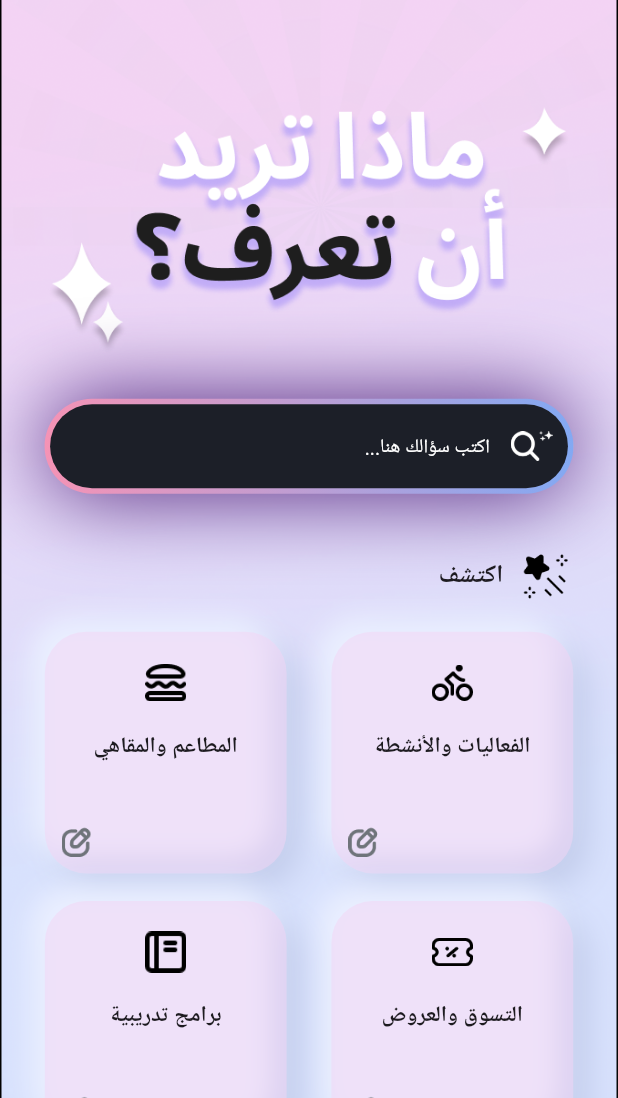
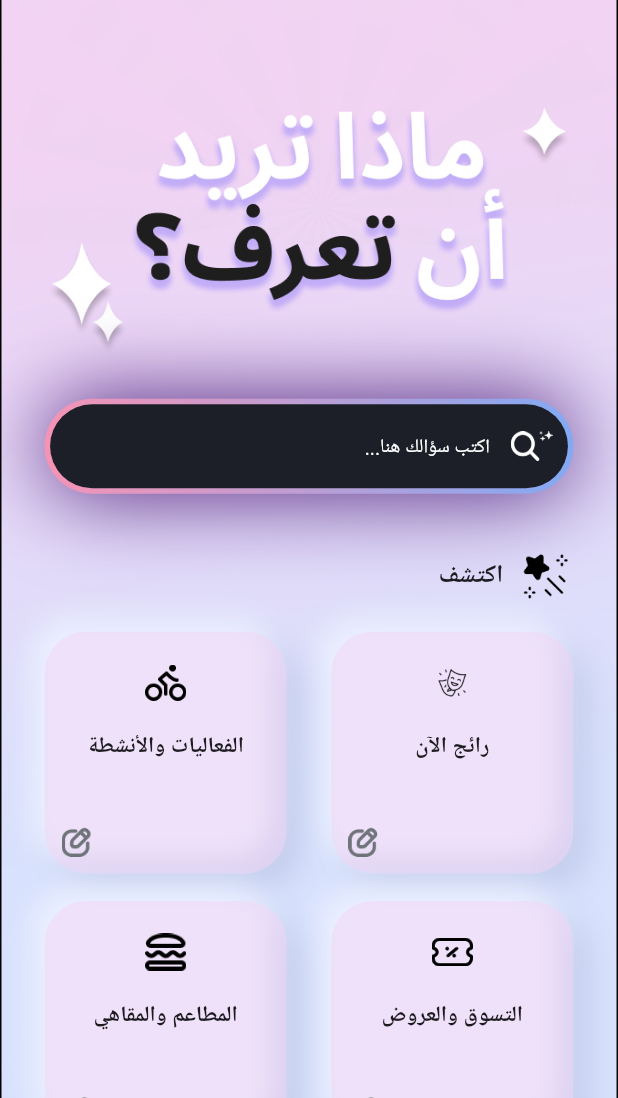
Before and after one commit to BushraHussainoffcial/m, a Flutter app: the HomeScreen screen opened directly, on a phone screen of 412 x 824 dp, the part 138-1236 px from its top. Run offline on Flutter 3.47's test engine with Material 3 defaults, Android fonts, the phone set to English and light mode, and no system bars; our stand-ins replace animate_do, animated_text_kit, cached_network_image, cloud_firestore, firebase_auth, firebase_core and 13 more; missing offline and left inert: bcrypt, mailer; accounts and stored records are empty; Roboto replaces fonts that are missing (Tajawal).

```diff
--- a/lib/core/assets_manager.dart
+++ b/lib/core/assets_manager.dart
@@ -9,10 +9,6 @@ class AssetsManager{
   static const searchIconIMG = '$_imgPath/search_icon.png';
   static const starIconIMG = '$_imgPath/star.png';
   static const editIconIMG = '$_imgPath/edit_icon.png';
-  static const eventsAndActivitiesIMG = '$_imgPath/events_and_activities.png';
-  static const restaurantsAndCafesIMG = '$_imgPath/restaurants_and_cafes.png';
-  static const shoppingAndOffersIMG = '$_imgPath/shopping_and_offers.png';
-  static const trainingProgramsIMG = '$_imgPath/training_programs.png';
   static const userAccountIMG = '$_imgPath/user_image.png';
   static const chatBotIMG = '$_imgPath/chat_bot_icon.png';
   static const drawerCloseIconIMG = '$_imgPath/drawer_close_icon.png';
@@ -32,6 +28,17 @@ class AssetsManager{
   static const waveIMG = '$_imgPath/wave.png';
   static const starIcon2IMG = '$_imgPath/star_icon.png';
 
+  static const trendingNowIcon = '$_imgPath/trending_now_icon.png';
+  static const restaurantsAndCafesIMG = '$_imgPath/restaurants_and_cafes.png';
+  static const shoppingAndOffersIMG = '$_imgPath/shopping_and_offers.png';
+  static const tourismAndTravelIcon = '$_imgPath/tourism_and_travel_icon.png';
+  static const technologyAndAppsIcon = '$_imgPath/technology_and_apps_icon.png';
+  static const eventsAndActivitiesIcon = '$_imgPath/events_and_activities_icon.png';
+  static const entrepreneurshipIcon = '$_imgPath/entrepreneurship_icon.png';
+  static const beautyAndFitnessIcon = '$_imgPath/beauty_and_fitness_icon.png';
+  static const artsAndCultureIcon = '$_imgPath/arts_and_culture_icon.png';
+  static const educationAndCareerIcon = '$_imgPath/education_and_career_icon.png';
+
   /// Lottie
   static const botLoadingJSON = '$_lottiePath/bot.json';
 }
--- a/lib/core/constants.dart
+++ b/lib/core/constants.dart
@@ -13,71 +13,26 @@ class Constants {
   static const double buttonHeight = 54;
 
   static List<HomeItemExploreModel> homeExploreItems = [
-    HomeItemExploreModel(
-        name: Strings.eventsAndActivitiesText,
-        icon: AssetsManager.eventsAndActivitiesIMG),
-    HomeItemExploreModel(
-        name: Strings.restaurantsAndCafesText,
-        icon: AssetsManager.restaurantsAndCafesIMG),
-    HomeItemExploreModel(
-        name: Strings.shoppingAndOffersText,
-        icon: AssetsManager.shoppingAndOffersIMG),
-    HomeItemExploreModel(
-        name: Strings.trainingProgramsText,
-        icon: AssetsManager.trainingProgramsIMG),
-    HomeItemExploreModel(
-        name: Strings.eventsAndActivitiesText,
-        icon: AssetsManager.eventsAndActivitiesIMG),
-    HomeItemExploreModel(
-        name: Strings.restaurantsAndCafesText,
-        icon: AssetsManager.restaurantsAndCafesIMG),
-    HomeItemExploreModel(
-        name: Strings.shoppingAndOffersText,
-        icon: AssetsManager.shoppingAndOffersIMG),
-    HomeItemExploreModel(
-        name: Strings.trainingProgramsText,
-        icon: AssetsManager.trainingProgramsIMG),
-    HomeItemExploreModel(
-        name: Strings.eventsAndActivitiesText,
-        icon: AssetsManager.eventsAndActivitiesIMG),
-    HomeItemExploreModel(
-        name: Strings.restaurantsAndCafesText,
-        icon: AssetsManager.restaurantsAndCafesIMG),
-    HomeItemExploreModel(
-        name: Strings.shoppingAndOffersText,
-        icon: AssetsManager.shoppingAndOffersIMG),
-    HomeItemExploreModel(
-        name: Strings.trainingProgramsText,
-        icon: AssetsManager.trainingProgramsIMG),
-  ];
-
-  static List<DrawerItemModel> drawerItems = [
-    DrawerItemModel(
-      icon: AssetsManager.homeIconIMG,
-      name: Strings.homePageText,
-    ),
-    DrawerItemModel(
-        icon: AssetsManager.logIconIMG,
-        name: Strings.logText,
-        route: '/recordRoute'),
-    DrawerItemModel(
-      icon: AssetsManager.clearLogIconIMG,
-      name: Strings.clearLogText,
-    ),
-    DrawerItemModel(
-      icon: AssetsManager.freeSpaceIconIMG,
-      name: Strings.freeSpaceText,
-    ),
+    HomeItemExploreModel(name: Strings.trendingNowText, icon: AssetsManager.trendingNowIcon),
+    HomeItemExploreModel(name: Strings.eventsAndActivitiesText, icon: AssetsManager.eventsAndActivitiesIcon),
+    HomeItemExploreModel(name: Strings.shoppingAndOffersText, icon: AssetsManager.shoppingAndOffersIMG),
+    HomeItemExploreModel(name: Strings.restaurantsAndCafesText, icon: AssetsManager.restaurantsAndCafesIMG),
+    HomeItemExploreModel(name: Strings.educationAndCareerText, icon: AssetsManager.educationAndCareerIcon),
+    HomeItemExploreModel(name: Strings.beautyAndFitnessText, icon: AssetsManager.beautyAndFitnessIcon),
+    HomeItemExploreModel(name: Strings.technologyAndAppsText, icon: AssetsManager.technologyAndAppsIcon),
+    HomeItemExploreModel(name: Strings.tourismAndTravelText, icon: AssetsManager.tourismAndTravelIcon),
+    HomeItemExploreModel(name: Strings.entrepreneurshipText, icon: AssetsManager.entrepreneurshipIcon),
+    HomeItemExploreModel(name: Strings.artsAndCultureText, icon: AssetsManager.artsAndCultureIcon),
   ];
 
   static List<String> popularTitlesList = [
-  'سينما فوكس',
-  'مهرجان عزيز مول',
-  'ملاهي الشلال',
-  'جدة بارك',
+    'سينما فوكس',
+    'مهرجان عزيز مول',
+    'ملاهي الشلال',
+    'جدة بارك',
   ];
 
-  static const List<String> socialMediaList=[
+  static const List<String> socialMediaList = [
     AssetsManager.xIconIMG,
     AssetsManager.googleIconIMG,
     AssetsManager.facebookIconIMG,
--- a/lib/core/strings.dart
+++ b/lib/core/strings.dart
@@ -20,10 +20,18 @@ class Strings {
   static const String enterByText = 'الدخول بواسطة';
   static const String typeYourQuestionHereText = 'اكتب سؤالك هنا...';
   static const String exploreText = 'اكتشف';
+  static const String trendingNowText = 'رائج الآن';
   static const String eventsAndActivitiesText = 'الفعاليات والأنشطة';
+  static const String shoppingAndOffersText = 'التسوق والعروض';
   static const String restaurantsAndCafesText = 'المطاعم والمقاهي';
-  static const String trainingProgramsText = 'برامج تدريبية';
-  static const String shoppingAndOffersText = 'التسوق والعروض';
+  static const String educationAndCareerText = 'التعليم والحياة المهنية';
+  static const String beautyAndFitnessText = 'الجمال واللياقة';
+  static const String technologyAndAppsText = 'التكنولوجيا والتطبيقات';
+  static const String tourismAndTravelText = 'السياحة والسفر';
+  static const String entrepreneurshipText = 'ريادة الأعمال';
+  static const String artsAndCultureText = 'الفنون والثقافة';
+
+
   static const String homePageText = 'الصفحة الرئيسية';
   static const String logText = 'السجل';
   static const String clearLogText = 'مسح السجل';
--- a/lib/featurs/app.dart
+++ b/lib/featurs/app.dart
@@ -1,82 +1,38 @@
-// Importing necessary packages and files for the MardodApp.
-// Flutter's material design library for building UI components.
 import 'package:flutter/material.dart';
-
-// Package for responsive UI design, allowing the app to adapt to different screen sizes.
 import 'package:flutter_screenutil/flutter_screenutil.dart';
-
-// GetX package for state management, dependency injection, and navigation.
 import 'package:get/get.dart';
-
-// ProfileController for managing profile-related logic and state.
 import 'profile/controller/profile_controller.dart';
-
-// RecordScreen for displaying the record-related UI.
 import 'record/screens/record_screen.dart';
-
-// Constants file containing app-wide constants like design sizes.
 import '../core/constants.dart';
-
-// Strings file containing app-wide text and labels.
 import '../core/strings.dart';
-
-// ThemeManager for managing the app's theme and styling.
 import '../core/theme_manager.dart';
-
-// SplashScreen for displaying the initial loading screen when the app starts.
 import 'splash/splash_screen.dart';
 
-// Main application class, MardodApp, which is a StatelessWidget.
-// This class serves as the entry point for the app's UI and configuration.
 class MardodApp extends StatelessWidget {
-  // Constructor for MardodApp. The `super.key` is used to pass the key to the parent class.
   const MardodApp({super.key});
 
-  // Override the `build` method to define the app's UI structure.
   @override
   Widget build(BuildContext context) {
-    // Initialize the ProfileController using GetX's dependency injection system.
-    // This makes the controller available throughout the app.
     Get.put(ProfileController());
-
-    // Use ScreenUtilInit to initialize responsive design settings.
-    // This ensures the app adapts to different screen sizes and orientations.
+    /// Responsive Design
     return ScreenUtilInit(
-      // Enable text scaling adaptation for better readability on different devices.
       minTextAdapt: true,
-
-      // Set the design size for the app. This is used as a reference for scaling.
       designSize: const Size(
-        Constants.widthSize, // Width of the design (from constants).
-        Constants.heightSize, // Height of the design (from constants).
+        Constants.widthSize,
+        Constants.heightSize,
       ),
-
-      // Builder function to create the app's UI.
       builder: (context, child) {
-        // Return GetMaterialApp, which is a wrapper around MaterialApp with GetX features.
         return GetMaterialApp(
-          // Set the app's locale to Arabic for language and text direction.
           locale: const Locale('ar'),
-
-          // Disable the red debug banner in the top-right corner of the app.
           debugShowCheckedModeBanner: false,
-
-          // Set the app's title using the app name from the strings file.
-         title: Strings.appName,
-
-          // Apply the custom theme defined in ThemeManager.
+          title: Strings.appName,
           theme: ThemeManager.myTheme,
-
-          // Set the initial screen of the app to the SplashScreen.
           home: const SplashScreen(),
-
-          // Define named routes for navigation within the app.
           routes: {
-            // Route for navigating to the RecordScreen.
-            '/recordRoute': (_) => RecordScreen(),
+            '/recordRoute': (_)=>RecordScreen()
           },
-        ); // End of GetMaterialApp.
-      }, // End of builder function.
-    ); // End of ScreenUtilInit.
-  } // End of build method.
-} // End of MardodApp class.
+        );
+      },
+    );
+  }
+}
--- a/lib/featurs/chat/widgets/chat_bot_message_shape_widget.dart
+++ b/lib/featurs/chat/widgets/chat_bot_message_shape_widget.dart
@@ -72,7 +72,7 @@ class ChatBotMessageShapeWidget extends StatelessWidget {
                     text,
                     cursor: '',
                     textStyle: TextStyle(
-                        fontSize: 14.sp, color: Colors.black),
+                        fontSize: 14.sp, color: ColorsManager.whiteColor),
                       )
                     ],
                   ):Text(
--- a/lib/main.dart
+++ b/lib/main.dart
@@ -1,44 +1,26 @@
-// Import Firebase core package for initializing Firebase services, which includes authentication, Firestore database, cloud functions, and more.
 import 'package:firebase_core/firebase_core.dart';
-
-// Import Flutter's Material library for building a Material Design-based user interface with widgets like buttons, text fields, and layouts.
 import 'package:flutter/material.dart';
-
-// Import flutter_screenutil to make the app responsive across different screen sizes by providing adaptive widgets and measurements.
 import 'package:flutter_screenutil/flutter_screenutil.dart';
-
-// Import GetStorage, a lightweight key-value storage package that allows for fast and easy local data persistence without complex database operations.
 import 'package:get_storage/get_storage.dart';
-
-// Import the Firebase options that are auto-generated during project setup. These options contain platform-specific configurations for Firebase initialization.
 import 'firebase_options.dart';
-
-// Import the main application widget from the features folder,
-// which serves as the entry point and structure for the app's UI and navigation.
 import 'featurs/app.dart';
-
-// Import the ConnectionTime controller, which manages the tracking and updating of the user's last connection time, ensuring that session times are recorded accurately.
 import 'featurs/core/controllers/connection_time.dart';
 
-// Main function to initialize the app
 Future<void> main() async {
-  // Ensure that all widgets are properly initialized before running the app,
-  // especially for binding platform channels and services.
   WidgetsFlutterBinding.ensureInitialized();
+  await Future.wait([
+    /// To Init Firebase
+    Firebase.initializeApp(options: DefaultFirebaseOptions.currentPlatform),
 
-  // Run multiple asynchronous initializations concurrently to reduce startup time.
-  await Future.wait([
-    // Initialize Firebase with platform-specific options.
-    Firebase.initializeApp(options: DefaultFirebaseOptions.currentPlatform),
-    // Initialize GetStorage for local data storage.
+    /// Locale Database
     GetStorage.init(),
-    // Ensure that screen dimensions are available for responsive UI layout.
+
+    /// init ScreenUtil For Responsive Design
     ScreenUtil.ensureScreenSize()
   ]);
 
-  // Call a method from ConnectionTime singleton instance to track and log the user's last connection time, useful for analytics and user session management.
+  /// for show last connection
   ConnectionTime.instance.connectTime();
 
-  // Launch the main application widget, MardodApp, which builds and renders the app's user interface and manages the app's lifecycle.
   runApp(const MardodApp());
 }
```
Also changed, not shown: assets/images/arts_and_culture_icon.png (added), assets/images/beauty_and_fitness_icon.png (added), assets/images/education_and_career_icon.png (added), assets/images/entrepreneurship_icon.png (added), assets/images/events_and_activities_icon.png (added), assets/images/technology_and_apps_icon.png (added), assets/images/tourism_and_travel_icon.png (added), assets/images/trending_now_icon.png (added).
